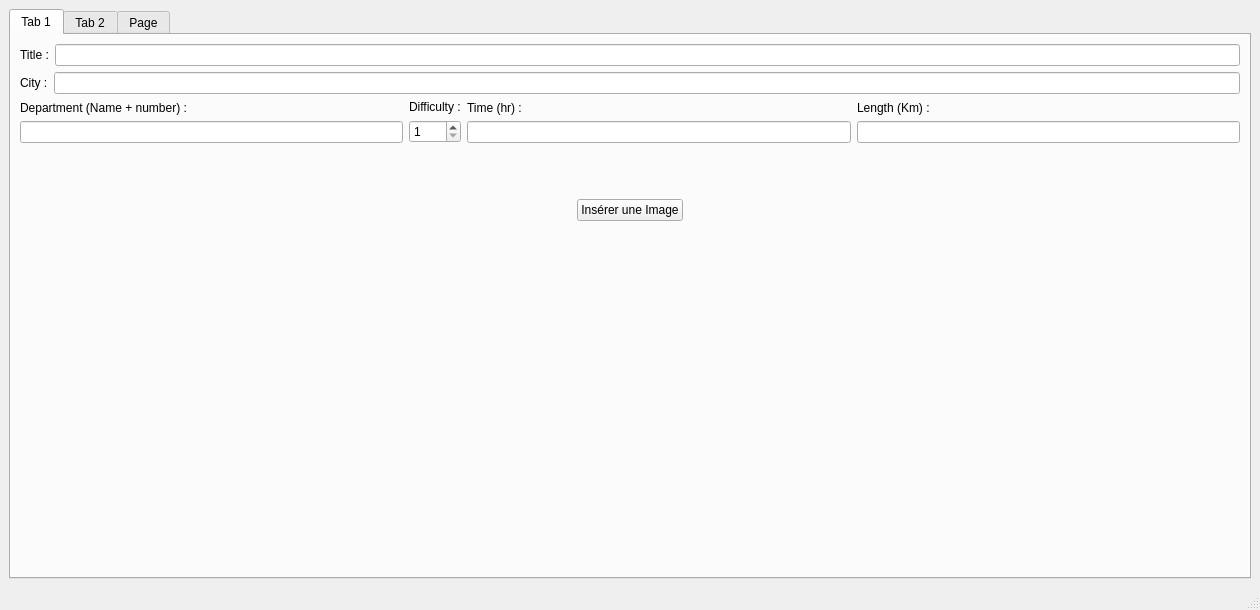
Above: mainwindow.ui from bastien-FELIX/ZTierr-ZAventura before the change. Below: the same form after it.
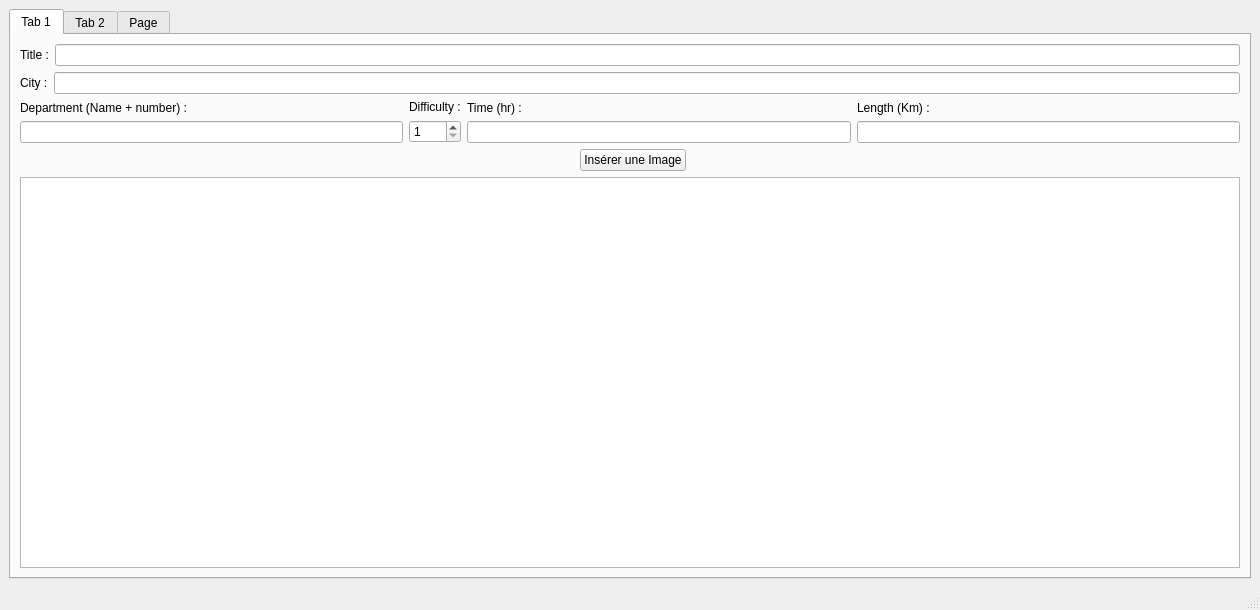
That is the form after the change.

Patch:
```diff
--- a/mainwindow.ui
+++ b/mainwindow.ui
@@ -45,20 +45,7 @@
         </item>
         <item row="3" column="0">
          <layout class="QGridLayout" name="gridLayout_10">
-          <item row="2" column="1">
-           <spacer name="verticalSpacer">
-            <property name="orientation">
-             <enum>Qt::Orientation::Vertical</enum>
-            </property>
-            <property name="sizeHint" stdset="0">
-             <size>
-              <width>20</width>
-              <height>40</height>
-             </size>
-            </property>
-           </spacer>
-          </item>
-          <item row="1" column="2">
+          <item row="0" column="3">
            <spacer name="horizontalSpacer_2">
             <property name="orientation">
              <enum>Qt::Orientation::Horizontal</enum>
@@ -71,41 +58,32 @@
             </property>
            </spacer>
           </item>
-          <item row="1" column="1">
+          <item row="0" column="0">
+           <spacer name="horizontalSpacer">
+            <property name="orientation">
+             <enum>Qt::Orientation::Horizontal</enum>
+            </property>
+            <property name="sizeHint" stdset="0">
+             <size>
+              <width>40</width>
+              <height>20</height>
+             </size>
+            </property>
+           </spacer>
+          </item>
+          <item row="0" column="2">
            <widget class="QPushButton" name="pushButton">
             <property name="text">
              <string>Insérer une Image</string>
             </property>
            </widget>
           </item>
-          <item row="1" column="0">
-           <spacer name="horizontalSpacer">
-            <property name="orientation">
-             <enum>Qt::Orientation::Horizontal</enum>
+          <item row="1" column="0" colspan="4">
+           <widget class="QTextEdit" name="Django">
+            <property name="readOnly">
+             <bool>true</bool>
             </property>
-            <property name="sizeHint" stdset="0">
-             <size>
-              <width>40</width>
-              <height>20</height>
-             </size>
-            </property>
-           </spacer>
-          </item>
-          <item row="0" column="1">
-           <spacer name="verticalSpacer_2">
-            <property name="orientation">
-             <enum>Qt::Orientation::Vertical</enum>
-            </property>
-            <property name="sizeType">
-             <enum>QSizePolicy::Policy::Maximum</enum>
-            </property>
-            <property name="sizeHint" stdset="0">
-             <size>
-              <width>20</width>
-              <height>50</height>
-             </size>
-            </property>
-           </spacer>
+           </widget>
           </item>
          </layout>
         </item>
```
